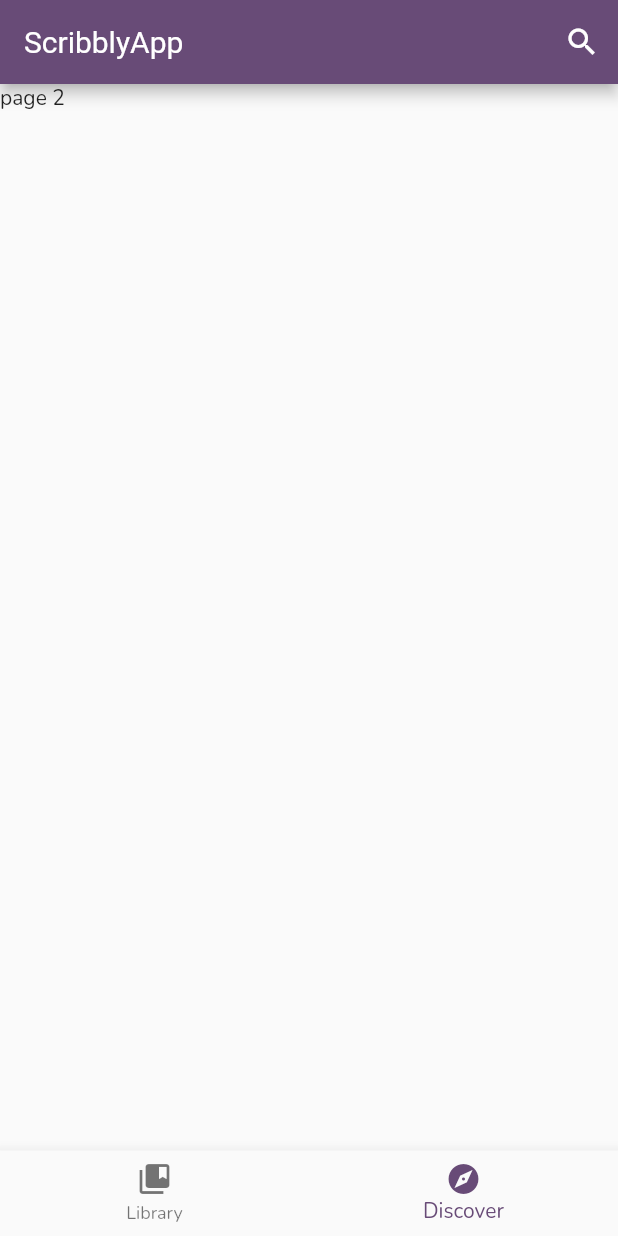
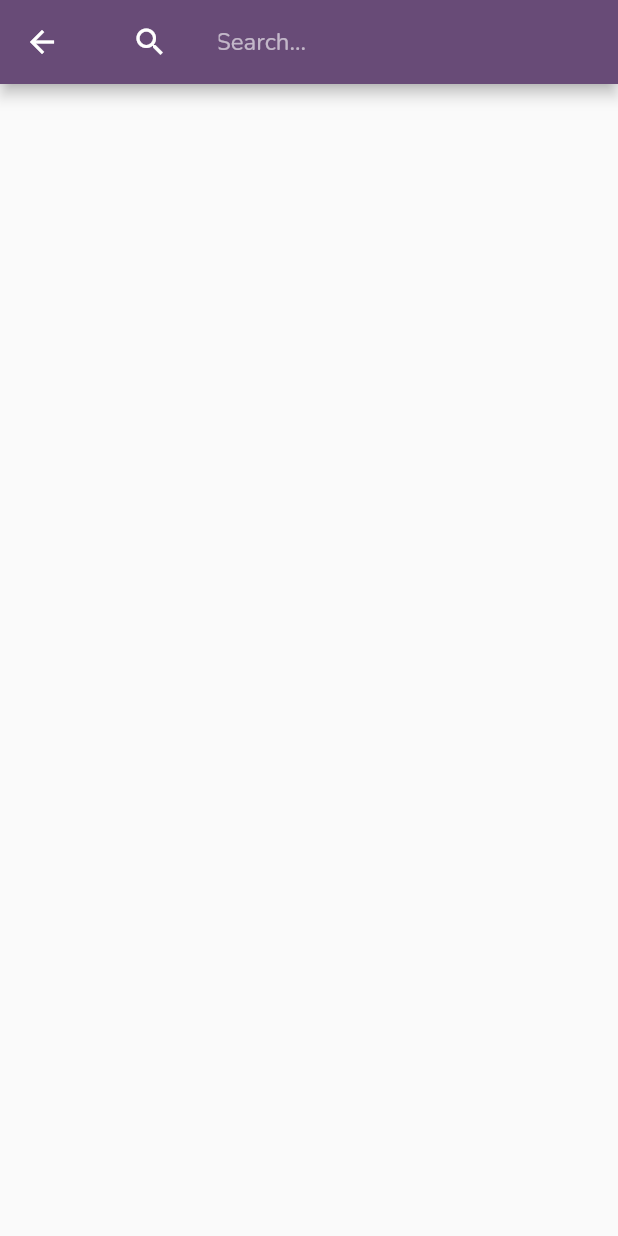
Before and after one commit to mayudev/scribblyapp, a Flutter app: the screen it shows after launch, item 2 of the bottom bar chosen, after a tap on the "search" icon, on a phone screen of 412 x 824 dp. Run offline on Flutter 3.47's test engine with Material 2 defaults, Android fonts, the phone set to English and light mode, and no system bars; missing offline and left inert: universal_html.

Commit message:
feat: add a search page prototype

```diff
--- a/lib/pages/home.dart
+++ b/lib/pages/home.dart
@@ -1,5 +1,6 @@
 import 'package:flutter/material.dart';
 import 'package:scribbly/pages/novel.dart';
+import 'package:scribbly/pages/search.dart';
 
 class HomePage extends StatefulWidget {
   const HomePage({Key? key}) : super(key: key);
@@ -18,7 +19,10 @@ class _HomePageState extends State<HomePage> with RestorationMixin {
         title: const Text('ScribblyApp'),
         actions: [
           IconButton(
-            onPressed: () {},
+            onPressed: () {
+              Navigator.push(context,
+                  MaterialPageRoute(builder: (context) => const SearchPage()));
+            },
             icon: const Icon(Icons.search),
             tooltip: 'Search',
           )
--- /dev/null
+++ b/lib/pages/search.dart
@@ -0,0 +1,44 @@
+import 'package:flutter/material.dart';
+import 'package:scribbly/utils/search.dart';
+
+class SearchPage extends StatefulWidget {
+  const SearchPage({Key? key}) : super(key: key);
+
+  @override
+  State<SearchPage> createState() => _SearchPageState();
+}
+
+class _SearchPageState extends State<SearchPage> {
+  List<String> results = [];
+
+  @override
+  Widget build(BuildContext context) {
+    return Scaffold(
+      appBar: AppBar(
+        title: ListTile(
+          leading: const Icon(Icons.search, color: Colors.white),
+          title: TextField(
+            autofocus: true,
+            onSubmitted: (query) async {
+              final resp = await getSearchResults(query);
+              setState(() {
+                results = resp;
+              });
+            },
+            decoration: const InputDecoration(
+              hintText: 'Search...',
+              hintStyle: TextStyle(color: Colors.white60),
+              border: InputBorder.none,
+            ),
+            style: const TextStyle(color: Colors.white),
+          ),
+        ),
+      ),
+      body: ListView.builder(
+        itemCount: results.length,
+        itemBuilder: ((context, index) =>
+            ListTile(title: Text(results[index]))),
+      ),
+    );
+  }
+}
--- a/lib/utils/details.dart
+++ b/lib/utils/details.dart
@@ -3,8 +3,6 @@ import 'package:scribbly/types/errors.dart';
 import 'package:scribbly/types/novel.dart';
 import 'package:scribbly/utils/scraper.dart';
 import 'package:universal_html/html.dart';
-
-var baseUrl = 'https://www.scribblehub.com/series/';
 
 Future<NovelDetails> getNovelDetails(int novelId) async {
   final page = await scrapePage(baseUrl + novelId.toString());
--- a/lib/utils/scraper.dart
+++ b/lib/utils/scraper.dart
@@ -3,6 +3,7 @@ import 'package:universal_html/html.dart';
 import 'package:universal_html/parsing.dart';
 
 var userAgent = 'Scribbly/0.1';
+var baseUrl = 'https://www.scribblehub.com/series/';
 
 Future<HtmlDocument> scrapePage(String url) async {
   var uri = Uri.parse(url);
```
Also changed, not shown: lib/utils/search.dart (added, +18 -0 lines).
